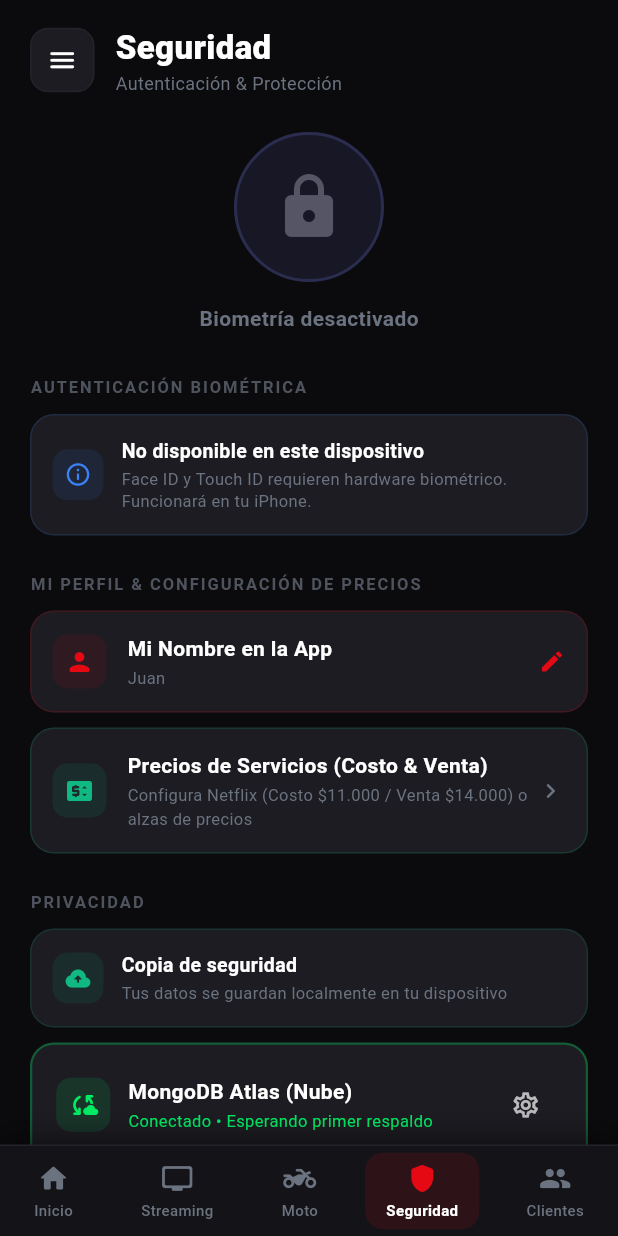
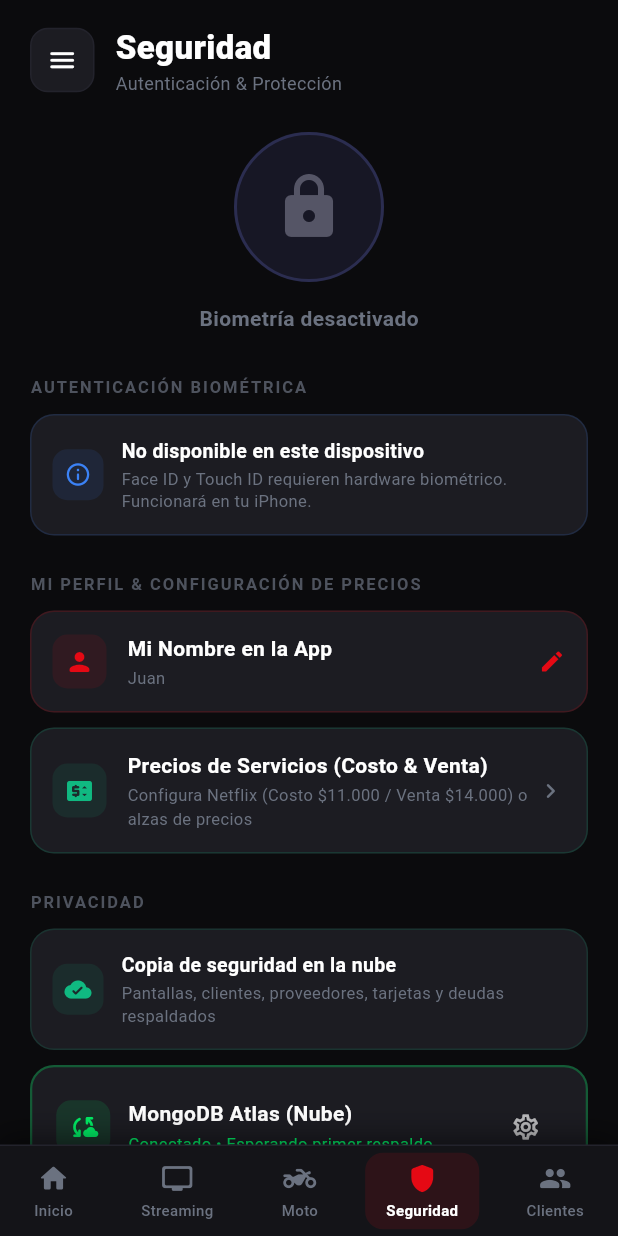
Before and after one commit to Juanpi0204/jg-company, a Flutter app: the screen it shows after launch, item 4 of the bottom bar chosen, on a phone screen of 412 x 824 dp. Run offline on Flutter 3.47's test engine with Material 3 defaults, Android fonts, the phone set to English and light mode, and no system bars; our stand-ins replace local_auth, shared_preferences; network calls fail.

Commit message:
feat: badges visuales y soporte integral de sincronizacion en la nube para deudas y tarjetas

```diff
--- a/lib/services/cloud_sync_service.dart
+++ b/lib/services/cloud_sync_service.dart
@@ -386,6 +386,93 @@ class CloudSyncService {
         );
       }
 
+      // Subir Proveedores (Data API Fallback)
+      if (listaProveedores.isNotEmpty) {
+        await http.post(
+          Uri.parse('$endpoint/action/deleteMany'),
+          headers: headers,
+          body: jsonEncode({
+            'dataSource': cluster,
+            'database': database,
+            'collection': 'proveedores',
+            'filter': {},
+          }),
+        );
+        final docsProveedores = listaProveedores.map((p) => {
+          ...p.toMap(),
+          '_id': p.id,
+          'updatedAt': DateTime.now().toIso8601String(),
+        }).toList();
+        await http.post(
+          Uri.parse('$endpoint/action/insertMany'),
+          headers: headers,
+          body: jsonEncode({
+            'dataSource': cluster,
+            'database': database,
+            'collection': 'proveedores',
+            'documents': docsProveedores,
+          }),
+        );
+      }
+
+      // Subir Tarjetas de Crédito (Data API Fallback)
+      if (listaTarjetas.isNotEmpty) {
+        await http.post(
+          Uri.parse('$endpoint/action/deleteMany'),
+          headers: headers,
+          body: jsonEncode({
+            'dataSource': cluster,
+            'database': database,
+            'collection': 'tarjetas_credito',
+            'filter': {},
+          }),
+        );
+        final docsTarjetas = listaTarjetas.map((c) => {
+          ...c.toMap(),
+          '_id': c.id,
+          'updatedAt': DateTime.now().toIso8601String(),
+        }).toList();
+        await http.post(
+          Uri.parse('$endpoint/action/insertMany'),
+          headers: headers,
+          body: jsonEncode({
+            'dataSource': cluster,
+            'database': database,
+            'collection': 'tarjetas_credito',
+            'documents': docsTarjetas,
+          }),
+        );
+      }
+
+      // Subir Deudas (Data API Fallback)
+      if (listaDeudas.isNotEmpty) {
+        await http.post(
+          Uri.parse('$endpoint/action/deleteMany'),
+          headers: headers,
+          body: jsonEncode({
+            'dataSource': cluster,
+            'database': database,
+            'collection': 'deudas',
+            'filter': {},
+          }),
+        );
+        final docsDeudas = listaDeudas.map((d) => {
+          ...d.toMap(),
+          '_id': d.id,
+          'updatedAt': DateTime.now().toIso8601String(),
+        }).toList();
+        await http.post(
+          Uri.parse('$endpoint/action/insertMany'),
+          headers: headers,
+          body: jsonEncode({
+            'dataSource': cluster,
+            'database': database,
+            'collection': 'deudas',
+            'documents': docsDeudas,
+          }),
+        );
+      }
+
       final now = DateTime.now();
       final p = await SharedPreferences.getInstance();
       await p.setString(_kLastSync, now.toIso8601String());
@@ -543,6 +630,82 @@ class CloudSyncService {
         return ClientModel.fromMap(map);
       }).toList();
 
+      // Fallback Data API proveedores, tarjetas, deudas
+      try {
+        final respProv = await http.post(
+          Uri.parse('$endpoint/action/find'),
+          headers: headers,
+          body: jsonEncode({
+            'dataSource': cluster,
+            'database': database,
+            'collection': 'proveedores',
+            'filter': {},
+          }),
+        );
+        if (respProv.statusCode == 200) {
+          final dataProv = jsonDecode(respProv.body);
+          final List docsProv = dataProv['documents'] ?? [];
+          if (docsProv.isNotEmpty) {
+            final provs = docsProv.map((d) {
+              final map = Map<String, dynamic>.from(d);
+              if (map['id'] == null && map['_id'] != null) map['id'] = map['_id'];
+              return ProviderModel.fromMap(map);
+            }).toList();
+            await ProvidersService.save(provs);
+          }
+        }
+      } catch (_) {}
+
+      try {
+        final respCards = await http.post(
+          Uri.parse('$endpoint/action/find'),
+          headers: headers,
+          body: jsonEncode({
+            'dataSource': cluster,
+            'database': database,
+            'collection': 'tarjetas_credito',
+            'filter': {},
+          }),
+        );
+        if (respCards.statusCode == 200) {
+          final dataCards = jsonDecode(respCards.body);
+          final List docsCards = dataCards['documents'] ?? [];
+          if (docsCards.isNotEmpty) {
+            final cards = docsCards.map((d) {
+              final map = Map<String, dynamic>.from(d);
+              if (map['id'] == null && map['_id'] != null) map['id'] = map['_id'];
+              return CreditCardModel.fromMap(map);
+            }).toList();
+            await CreditCardsService.save(cards);
+          }
+        }
+      } catch (_) {}
+
+      try {
+        final respDebts = await http.post(
+          Uri.parse('$endpoint/action/find'),
+          headers: headers,
+          body: jsonEncode({
+            'dataSource': cluster,
+            'database': database,
+            'collection': 'deudas',
+            'filter': {},
+          }),
+        );
+        if (respDebts.statusCode == 200) {
+          final dataDebts = jsonDecode(respDebts.body);
+          final List docsDebts = dataDebts['documents'] ?? [];
+          if (docsDebts.isNotEmpty) {
+            final debts = docsDebts.map((d) {
+              final map = Map<String, dynamic>.from(d);
+              if (map['id'] == null && map['_id'] != null) map['id'] = map['_id'];
+              return DebtModel.fromMap(map);
+            }).toList();
+            await DebtsService.save(debts);
+          }
+        }
+      } catch (_) {}
+
       await ClientsService.save(clientes);
       await StorageService.saveAccounts(cuentas);
 
--- a/lib/views/screens/security_screen.dart
+++ b/lib/views/screens/security_screen.dart
@@ -3,6 +3,9 @@ import 'package:local_auth/local_auth.dart';
 import '../../controllers/streaming_controller.dart';
 import '../../models/app_settings.dart';
 import '../../models/client_model.dart';
+import '../../models/provider_model.dart';
+import '../../models/credit_card_model.dart';
+import '../../models/debt_model.dart';
 import '../../services/cloud_sync_service.dart';
 import '../theme/app_theme.dart';
 import 'lock_screen.dart';
@@ -83,13 +86,19 @@ class _SecurityScreenState extends State<SecurityScreen> {
   Future<void> _sincronizarAhora() async {
     setState(() => _syncingNow = true);
     final clientes = await ClientsService.getAll();
+    final proveedores = await ProvidersService.getAll();
+    final tarjetas = await CreditCardsService.getAll();
+    final deudas = await DebtsService.getAll();
     final ok = await CloudSyncService.syncToCloud(
       accounts: widget.streamingController?.accounts ?? [],
       clients: clientes,
+      providers: proveedores,
+      creditCards: tarjetas,
+      debts: deudas,
     );
     setState(() => _syncingNow = false);
     _snack(
-      ok ? '✅ Respaldo exitoso en MongoDB Atlas' : '❌ Error al sincronizar. Revisa tu conexión.',
+      ok ? '✅ Respaldo completo en MongoDB Atlas (Pantallas, Tarjetas, Deudas)' : '❌ Error al sincronizar. Revisa tu conexión.',
       ok ? const Color(0xFF00ED64) : AppTheme.netflixRed,
     );
   }
@@ -395,7 +404,7 @@ class _SecurityScreenState extends State<SecurityScreen> {
                 ),
                 const SizedBox(height: 6),
                 const Text(
-                  'Conecta tu cluster de Atlas o Compass para auto-guardar tus ventas y clientes en tiempo real y al salir de la app.',
+                  'Conecta tu cluster de Atlas o Compass para auto-guardar tus pantallas, clientes, proveedores, tarjetas y deudas en tiempo real y al salir de la app.',
                   style: TextStyle(color: Color(0xFF888899), fontSize: 12),
                 ),
                 const SizedBox(height: 18),
@@ -821,10 +830,10 @@ class _SecurityScreenState extends State<SecurityScreen> {
                           const SizedBox(height: 10),
 
                           _infoCard(
-                            icon: Icons.backup_rounded,
+                            icon: Icons.cloud_done_rounded,
                             color: AppTheme.successGreen,
-                            title: 'Copia de seguridad',
-                            subtitle: 'Tus datos se guardan localmente en tu dispositivo',
+                            title: 'Copia de seguridad en la nube',
+                            subtitle: 'Pantallas, clientes, proveedores, tarjetas y deudas respaldados',
                           ),
 
                           const SizedBox(height: 10),
@@ -897,6 +906,18 @@ class _SecurityScreenState extends State<SecurityScreen> {
                                   ],
                                 ),
                                 if (_mongoConfigured) ...[
+                                  const SizedBox(height: 10),
+                                  Wrap(
+                                    spacing: 6,
+                                    runSpacing: 4,
+                                    children: [
+                                      _syncBadge('Pantallas'),
+                                      _syncBadge('Clientes'),
+                                      _syncBadge('Proveedores'),
+                                      _syncBadge('Tarjetas'),
+                                      _syncBadge('Deudas'),
+                                    ],
+                                  ),
                                   const SizedBox(height: 14),
                                   const Divider(color: Color(0xFF242430), height: 1),
                                   const SizedBox(height: 12),
@@ -990,6 +1011,23 @@ class _SecurityScreenState extends State<SecurityScreen> {
       ),
     );
   }
+
+  Widget _syncBadge(String label) => Container(
+    padding: const EdgeInsets.symmetric(horizontal: 7, vertical: 2),
+    decoration: BoxDecoration(
+      color: const Color(0xFF00ED64).withOpacity(0.08),
+      borderRadius: BorderRadius.circular(6),
+      border: Border.all(color: const Color(0xFF00ED64).withOpacity(0.25), width: 0.8),
+    ),
+    child: Text(
+      label,
+      style: const TextStyle(
+        color: Color(0xFF00ED64),
+        fontSize: 10,
+        fontWeight: FontWeight.bold,
+      ),
+    ),
+  );
 
   Widget _sectionLabel(String text) => Text(
     text,
```
